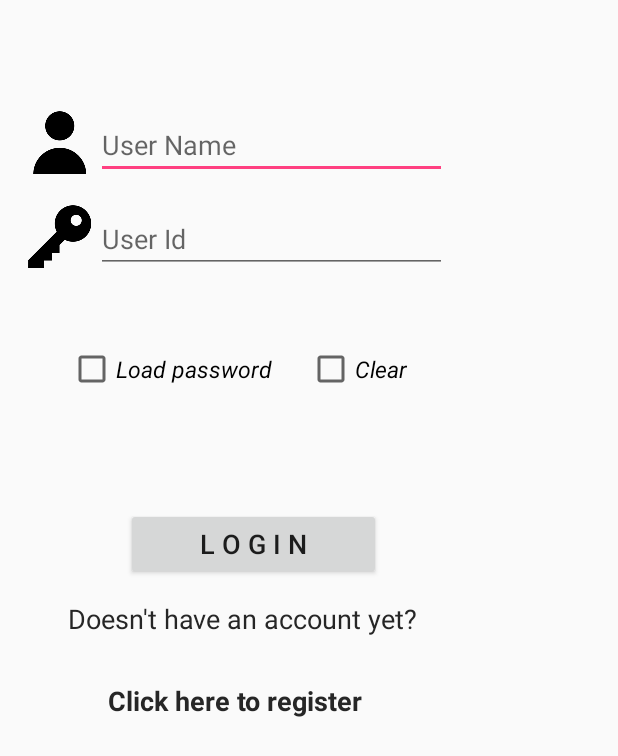
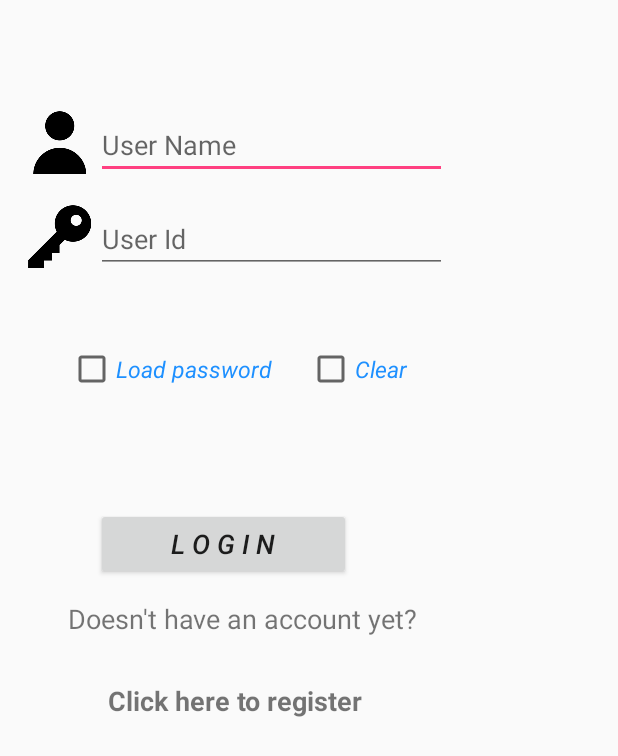
Before and after one commit to elisheva100/TakeAndGo, an Android app: the screen it shows after launch (LoginActivity), on a phone screen of 412 x 824 dp. Shown: the top 756 px of the screen. Run offline under Robolectric (Android 15) with nearby library versions, the phone set to English and light mode, and no system bars.

Commit message:
new design

```diff
--- a/app/src/main/res/layout/activity_login.xml
+++ b/app/src/main/res/layout/activity_login.xml
@@ -104,9 +104,10 @@
             android:text="l o g i n"
             android:textSize="18dp"
             android:layout_marginBottom="13dp"
+            android:textStyle="italic"
             android:layout_above="@+id/AskUserView"
             android:layout_toEndOf="@+id/imageView3"
-            android:layout_marginStart="20dp" />
+             />
             <!--app:layout_constraintTop_toBottomOf="@+id/savePreferencesCheckBox" />-->
 
         <TextView
@@ -116,7 +117,6 @@
             android:layout_marginLeft="8dp"
             android:layout_marginRight="8dp"
             android:text="Doesn't have an account yet?"
-            android:textColor="#262626"
             android:textSize="18dp"
             app:layout_constraintLeft_toLeftOf="parent"
             app:layout_constraintRight_toRightOf="parent"
@@ -133,7 +133,6 @@
             android:layout_marginRight="8dp"
             android:clickable="true"
             android:text="Click here to register"
-            android:textColor="#262626"
             android:textSize="18dp"
             android:textStyle="bold"
             app:layout_constraintLeft_toLeftOf="parent"
@@ -151,6 +150,7 @@
             android:layout_below="@+id/idEditText"
             android:textStyle="italic"
             android:textSize="15dp"
+            android:textColor="@color/DodgerBlue"
             android:layout_alignEnd="@+id/nameEditText"
             android:layout_marginEnd="11dp" />
 
@@ -161,13 +161,11 @@
             android:text="Load password"
             android:textStyle="italic"
             android:textSize="15dp"
+            android:textColor="@color/DodgerBlue"
             android:layout_alignBaseline="@+id/clearCheckBox"
             android:layout_alignBottom="@+id/clearCheckBox"
             android:layout_alignStart="@+id/AskUserView" />
 
-
-        <!--app:layout_constraintTop_toBottomOf="@+id/userEmailViewMenu" />-->
-
     </RelativeLayout>
 
 </android.support.constraint.ConstraintLayout>
--- a/app/src/main/res/layout/car_list_group.xml
+++ b/app/src/main/res/layout/car_list_group.xml
@@ -16,6 +16,7 @@
         android:layout_height="41dp"
         android:layout_weight="1.00"
         android:paddingLeft="?android:attr/expandableListPreferredItemPaddingLeft"
-        android:textSize="17dp" />
+        android:textSize="17dp"
+        android:textColor="@color/DodgerBlue"/>
 
 </LinearLayout>
```
Also changed, not shown: app/src/main/res/layout/car_list_item.xml (+2 -9 lines), app/src/main/res/layout/fragment_cars.xml (+8 -0 lines), app/src/main/res/drawable/cars3.png (added).
